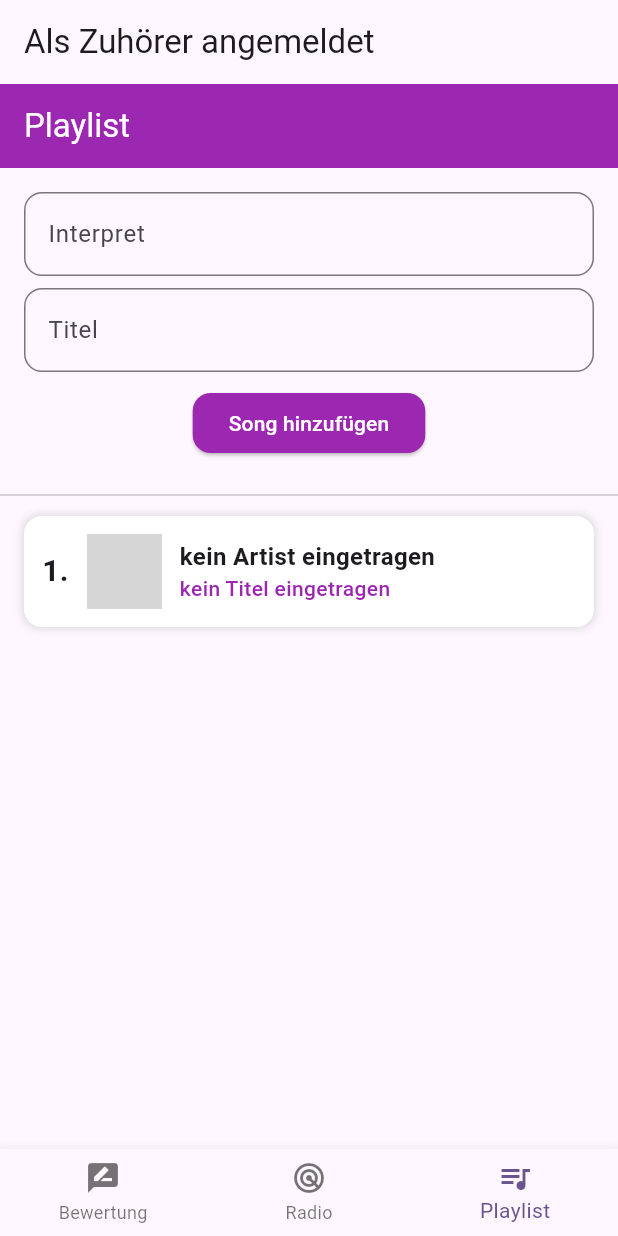
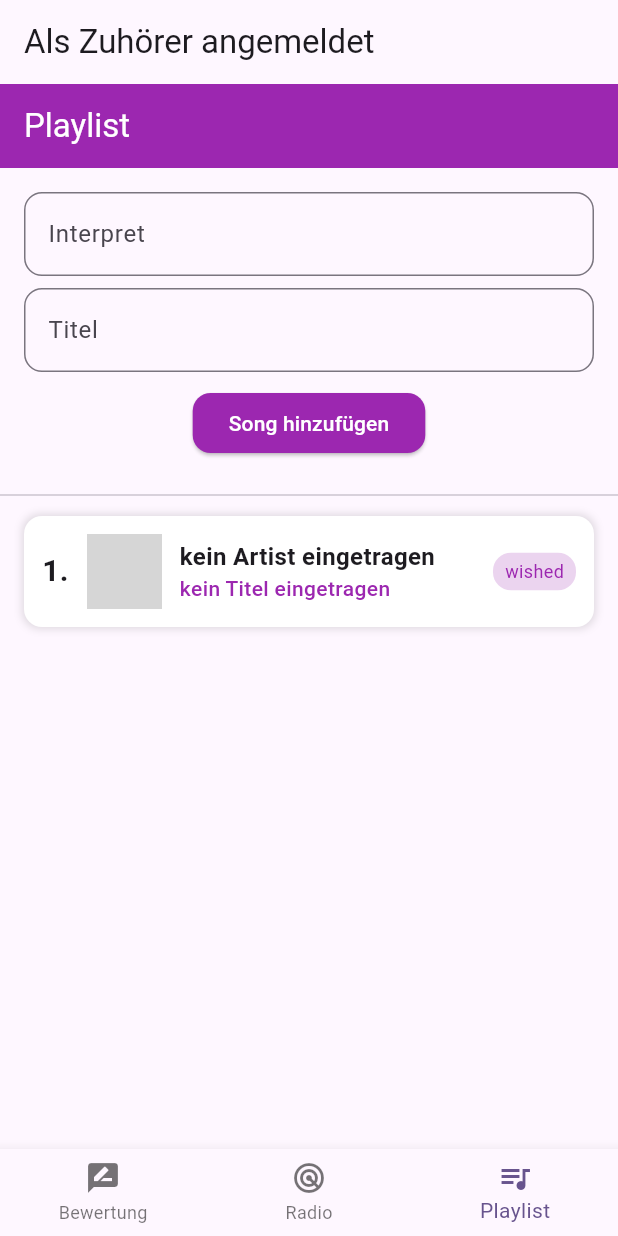
Before and after one commit to esenpi/radio_app, a Flutter app: the screen it shows after launch, item 3 of the bottom bar chosen, after a tap on "Song hinzufügen", on a phone screen of 412 x 824 dp. Run offline on Flutter 3.47's test engine with Material 3 defaults, Android fonts, the phone set to English and light mode, and no system bars; our stand-ins replace audioplayers, bloc, cloud_firestore, email_validator, equatable, firebase_auth and 4 more; accounts and stored records are empty; network calls fail; grey boxes are pictures that could not be loaded.

Commit message:
feat: wished field has been added

```diff
--- a/lib/model/song.dart
+++ b/lib/model/song.dart
@@ -4,6 +4,7 @@ class Song {
   final String album;
   final String thumbnailUrl;
   final String songUrl;
+  final bool wished;
 
   Song({
     required this.title,
@@ -11,6 +12,7 @@ class Song {
     required this.album,
     required this.thumbnailUrl,
     required this.songUrl,
+    required this.wished,
   });
 
   factory Song.fromMap(Map<String, dynamic> data) {
@@ -20,6 +22,7 @@ class Song {
       album: data['album'],
       thumbnailUrl: data['thumbnailUrl'],
       songUrl: data['songUrl'],
+      wished: data['wished'],
     );
   }
 }
--- a/lib/pages/playlist_page.dart
+++ b/lib/pages/playlist_page.dart
@@ -26,6 +26,7 @@ import 'package:radio_app/pages/radio_page.dart';
 import 'package:radio_app/song/song_bloc.dart';
 import 'package:radio_app/song/song_event.dart';
 import 'package:radio_app/song/song_state.dart';
+
 // import 'song/song_page.dart';
 // import 'song/song_screen.dart';
 // import 'song/song_repository.dart';
@@ -71,12 +72,10 @@ class _PlaylistScreenState extends State<PlaylistScreen> {
   final TextEditingController _songController = TextEditingController();
   final TextEditingController _artistController = TextEditingController();
 
-
   @override
   void initState() {
     super.initState();
     widget._songBloc.add(LoadAllSongsEvent());
-
   }
 
   void addSong2(Song song) {
@@ -148,7 +147,19 @@ class _PlaylistScreenState extends State<PlaylistScreen> {
                     shape: RoundedRectangleBorder(
                         borderRadius: BorderRadius.circular(12)),
                   ),
-                  onPressed: () => addSong2(Song(title: _songController.text.trim().isNotEmpty ? "${_songController.text.trim()}" : 'kein Titel eingetragen', interpreter: _artistController.text.trim().isNotEmpty ? "${_artistController.text.trim()}" : "kein Artist eingetragen", album: "playlist album", thumbnailUrl: "https://firebasestorage.googleapis.com/v0/b/sosialmediaapp-da429.appspot.com/o/songs%2F6.jpg?alt=media&token=56161dab-522e-4828-ab8b-708d34a97a16", songUrl: "https://firebasestorage.googleapis.com/v0/b/sosialmediaapp-da429.appspot.com/o/songMP3%2Fsoft-positive-summer-pop-218419.mp3?alt=media&token=f80fd733-fd31-4a91-92c1-fcaa3fa92989")),
+                  onPressed: () => addSong2(Song(
+                      title: _songController.text.trim().isNotEmpty
+                          ? "${_songController.text.trim()}"
+                          : 'kein Titel eingetragen',
+                      interpreter: _artistController.text.trim().isNotEmpty
+                          ? "${_artistController.text.trim()}"
+                          : "kein Artist eingetragen",
+                      album: "playlist album",
+                      thumbnailUrl:
+                          "https://firebasestorage.googleapis.com/v0/b/sosialmediaapp-da429.appspot.com/o/songs%2F6.jpg?alt=media&token=56161dab-522e-4828-ab8b-708d34a97a16",
+                      songUrl:
+                          "https://firebasestorage.googleapis.com/v0/b/sosialmediaapp-da429.appspot.com/o/songMP3%2Fsoft-positive-summer-pop-218419.mp3?alt=media&token=f80fd733-fd31-4a91-92c1-fcaa3fa92989",
+                      wished: true)),
                   child: const Text("Song hinzufügen",
                       style: TextStyle(color: Colors.white)),
                 ),
@@ -249,7 +260,6 @@ class _PlaylistScreenState extends State<PlaylistScreen> {
             ),
           ), */
 
-
           // migrated form via bloc pattern
           Expanded(
             child: BlocBuilder<SongBloc, SongState>(
@@ -307,7 +317,8 @@ class _PlaylistScreenState extends State<PlaylistScreen> {
                             ClipRRect(
                               child: Image.network(song.thumbnailUrl,
                                   width: 50, height: 50, fit: BoxFit.cover),
-                              borderRadius: BorderRadius.circular(5),),
+                              borderRadius: BorderRadius.circular(5),
+                            ),
                             const SizedBox(width: 12),
                             Column(
                               crossAxisAlignment: CrossAxisAlignment.start,
@@ -324,8 +335,7 @@ class _PlaylistScreenState extends State<PlaylistScreen> {
                               ],
                             ),
                             const Spacer(),
-                          /*
-                          if (song["wished"] == true)
+                            if (song.wished == true)
                               Container(
                                 padding: const EdgeInsets.symmetric(
                                     horizontal: 8, vertical: 4),
@@ -337,14 +347,13 @@ class _PlaylistScreenState extends State<PlaylistScreen> {
                                     style: TextStyle(
                                         color: Colors.purple, fontSize: 12)),
                               ),
-                            */
                           ],
                         ),
                       );
                     },
-                );}
-                return const Center(
-                      child: Text("Keine Songs in der Playlist"));
+                  );
+                }
+                return const Center(child: Text("Keine Songs in der Playlist"));
               },
             ),
           ),
--- a/lib/song/song_repository.dart
+++ b/lib/song/song_repository.dart
@@ -8,24 +8,29 @@ class SongRepository {
 
   Future<List<Song>> fetchAllDocumentIDs() async {
     QuerySnapshot snapshot = await _firestore.collection('songs2').get();
-    return snapshot.docs.map((doc) => Song(
-      title: doc['title'],
-      album: doc['album'],
-      interpreter: doc['interpreter'],
-      songUrl: doc['songUrl'],
-      thumbnailUrl: doc['thumbnailUrl'],
-    )).toList();
+    return snapshot.docs
+        .map((doc) => Song(
+              title: doc['title'],
+              album: doc['album'],
+              interpreter: doc['interpreter'],
+              songUrl: doc['songUrl'],
+              thumbnailUrl: doc['thumbnailUrl'],
+              wished: doc['wished'] ?? false,
+            ))
+        .toList();
     //return snapshot.docs.map((doc) => doc.id).toList();
   }
 
   Future<Song> fetchSong(String docId) async {
-    DocumentSnapshot doc = await _firestore.collection('songs2').doc(docId).get();
+    DocumentSnapshot doc =
+        await _firestore.collection('songs2').doc(docId).get();
     return Song(
       title: doc['title'],
       album: doc['album'],
       interpreter: doc['interpreter'],
       songUrl: doc['songUrl'],
       thumbnailUrl: doc['thumbnailUrl'],
+      wished: doc['wished'] ?? false,
     );
   }
 
@@ -50,7 +55,7 @@ class SongRepository {
       'interpreter': song.interpreter,
       'songUrl': song.songUrl,
       'thumbnailUrl': song.thumbnailUrl,
+      'wished': song.wished,
     });
   }
-
 }
```
Also changed, not shown: lib/pages/homepage.dart (+17 -0 lines). Lines whose indentation alone changed are shown as unchanged.
